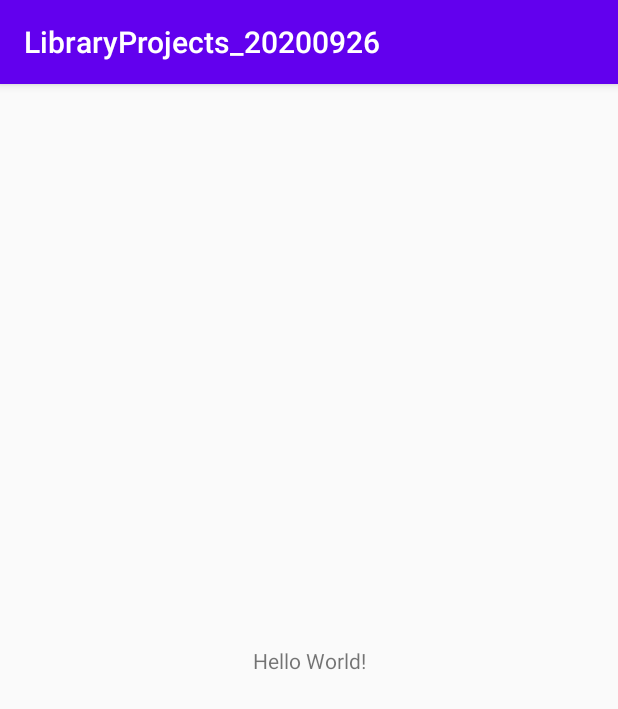
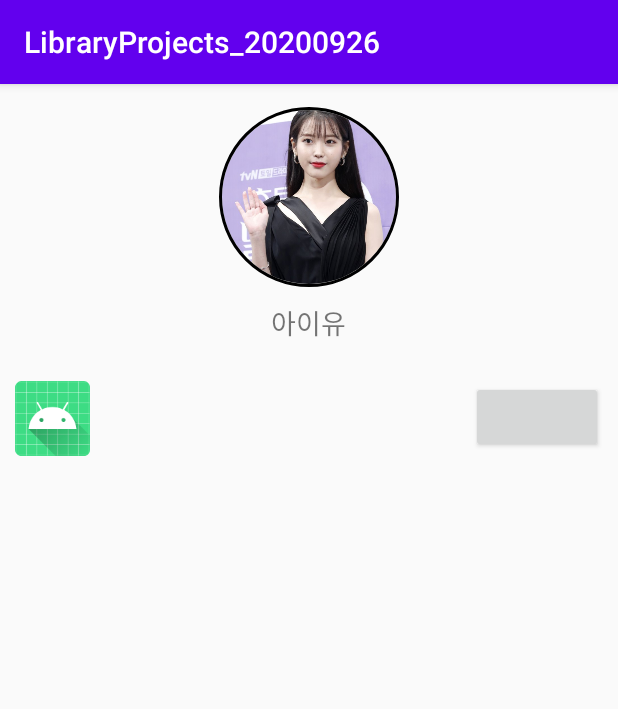
Before and after one commit to christiasK/LibraryProjects_20200926, an Android app: the screen it shows after launch (MainActivity), on a phone screen of 412 x 824 dp. Shown: the top 709 px of the screen. Run offline under Robolectric (Android 15) with nearby library versions, the phone set to English and light mode, and no system bars; our stand-ins replace CircleImageView; pictures from the network do not load.

Commit message:
이미지 불러오기

```diff
--- a/app/src/main/AndroidManifest.xml
+++ b/app/src/main/AndroidManifest.xml
@@ -2,13 +2,17 @@
 <manifest xmlns:android="http://schemas.android.com/apk/res/android"
     package="com.example.libraryprojects_20200926">
 
+    <uses-permission android:name="android.permission.INTERNET"/>
+
     <application
         android:allowBackup="true"
+        android:usesCleartextTraffic="true"
         android:icon="@mipmap/ic_launcher"
         android:label="@string/app_name"
         android:roundIcon="@mipmap/ic_launcher_round"
         android:supportsRtl="true"
         android:theme="@style/AppTheme">
+        <activity android:name=".PhotoViewActivity" android:theme="@style/Theme.AppCompat.Light.NoActionBar"/>
         <activity android:name=".MainActivity">
             <intent-filter>
                 <action android:name="android.intent.action.MAIN" />
--- /dev/null
+++ b/app/src/main/java/com/example/libraryprojects_20200926/BaseActivity.kt
@@ -0,0 +1,20 @@
+package com.example.libraryprojects_20200926
+
+import android.content.Context
+import android.os.Bundle
+import androidx.appcompat.app.AppCompatActivity
+
+abstract class BaseActivity : AppCompatActivity() {
+
+    protected fun setup() {
+        setEvents()
+        setValues()
+    }
+
+    fun getContext() : Context {
+        return this
+    }
+
+    abstract fun setEvents()
+    abstract fun setValues()
+}
--- a/app/src/main/java/com/example/libraryprojects_20200926/MainActivity.kt
+++ b/app/src/main/java/com/example/libraryprojects_20200926/MainActivity.kt
@@ -1,11 +1,32 @@
 package com.example.libraryprojects_20200926
 
-import androidx.appcompat.app.AppCompatActivity
+import android.content.Intent
 import android.os.Bundle
+import com.bumptech.glide.Glide
+import kotlinx.android.synthetic.main.activity_main.*
 
-class MainActivity : AppCompatActivity() {
+class MainActivity : BaseActivity() {
+
     override fun onCreate(savedInstanceState: Bundle?) {
         super.onCreate(savedInstanceState)
         setContentView(R.layout.activity_main)
+        setup()
+    }
+
+    override fun setEvents() {
+        profileImage.setOnClickListener {
+            val intent = Intent(getContext(), PhotoViewActivity::class.java)
+            startActivity(intent)
+        }
+
+        loadWebImageButton.setOnClickListener {
+            Glide.with(getContext())
+                .load("http://images.chosun.com/resizer/iazzNCmChQSYwZClCIpUKYVhG_Q=/616x0/smart/cloudfront-ap-northeast-1.images.arcpublishing.com/chosun/GPYL2KHPFZKX7G342LJBHWOFIE.jpg")
+                .into(otherPerson)
+        }
+    }
+
+    override fun setValues() {
+
     }
 }
--- a/app/src/main/res/layout/activity_main.xml
+++ b/app/src/main/res/layout/activity_main.xml
@@ -1,18 +1,58 @@
 <?xml version="1.0" encoding="utf-8"?>
-<androidx.constraintlayout.widget.ConstraintLayout xmlns:android="http://schemas.android.com/apk/res/android"
+<LinearLayout xmlns:android="http://schemas.android.com/apk/res/android"
     xmlns:app="http://schemas.android.com/apk/res-auto"
     xmlns:tools="http://schemas.android.com/tools"
     android:layout_width="match_parent"
     android:layout_height="match_parent"
+    android:orientation="vertical"
     tools:context=".MainActivity">
 
-    <TextView
-        android:layout_width="wrap_content"
+    <LinearLayout
+        android:layout_width="match_parent"
         android:layout_height="wrap_content"
-        android:text="Hello World!"
-        app:layout_constraintBottom_toBottomOf="parent"
-        app:layout_constraintLeft_toLeftOf="parent"
-        app:layout_constraintRight_toRightOf="parent"
-        app:layout_constraintTop_toTopOf="parent" />
+        android:gravity="center"
+        android:orientation="vertical"
+        android:padding="15dp">
 
-</androidx.constraintlayout.widget.ConstraintLayout>
+        <de.hdodenhof.circleimageview.CircleImageView
+            android:id="@+id/profileImage"
+            android:layout_width="120dp"
+            android:layout_height="120dp"
+            android:src="@drawable/iu"
+            app:civ_border_color="#FF000000"
+            app:civ_border_width="2dp" />
+
+        <TextView
+            android:layout_width="wrap_content"
+            android:layout_height="wrap_content"
+            android:layout_marginTop="10dp"
+            android:text="아이유"
+            android:textSize="18sp" />
+
+    </LinearLayout>
+
+    <LinearLayout
+        android:layout_width="match_parent"
+        android:layout_height="wrap_content"
+        android:orientation="horizontal"
+        android:padding="10dp">
+
+        <ImageView
+            android:id="@+id/otherPerson"
+            android:layout_width="50dp"
+            android:layout_height="50dp"
+            android:src="@mipmap/ic_launcher" />
+
+        <TextView
+            android:layout_width="0dp"
+            android:layout_height="wrap_content"
+            android:layout_weight="1"/>
+
+        <Button
+            android:id="@+id/loadWebImageButton"
+            android:layout_width="wrap_content"
+            android:layout_height="wrap_content"/>
+
+    </LinearLayout>
+
+</LinearLayout>
```
Also changed, not shown: app/build.gradle (+13 -0 lines), app/src/main/java/com/example/libraryprojects_20200926/PhotoViewActivity.kt (added, +19 -0 lines), app/src/main/java/com/example/libraryprojects_20200926/fragments/CustomFragment.kt (added, +16 -0 lines), app/src/main/java/com/example/libraryprojects_20200926/fragments/FirstFragment.kt (added, +37 -0 lines), app/src/main/java/com/example/libraryprojects_20200926/fragments/FragmentComponent.kt (added, +11 -0 lines), app/src/main/java/com/example/libraryprojects_20200926/fragments/SecondFragment.kt (added, +39 -0 lines), app/src/main/res/layout/activity_photo_view.xml (added, +15 -0 lines), app/src/main/res/layout/fragment_first.xml (added, +24 -0 lines), app/src/main/res/layout/fragment_second.xml (added, +24 -0 lines), app/src/main/res/drawable-v24/iu.jpg (added), app/src/main/res/drawable/iu.jpg (added).
